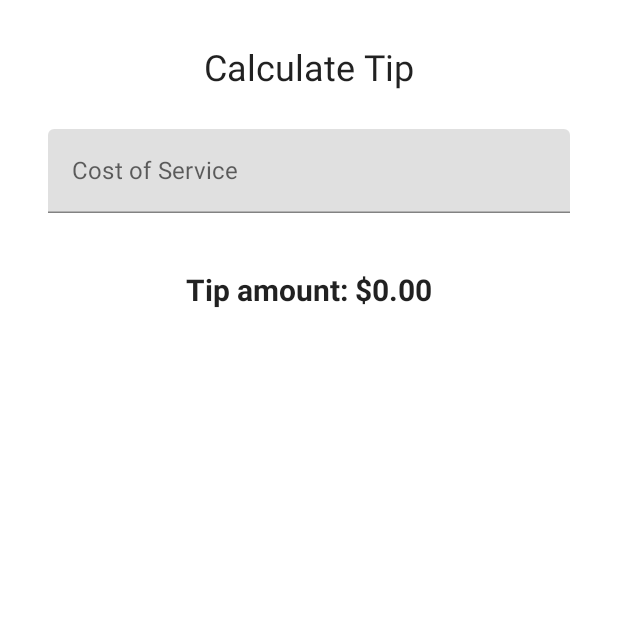
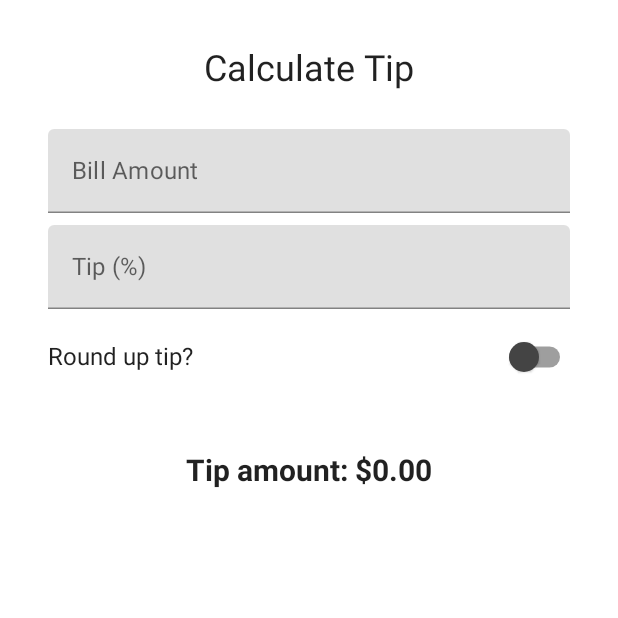
Before and after one commit to pavlogo/composeExercise, an Android app built with Jetpack Compose: the screen it shows after launch (MainActivity), on a phone screen of 412 x 824 dp, the top half of it. Run offline under Robolectric (Android 15) with nearby library versions, the phone set to English and light mode, and no system bars.

Commit message:
added switch and custom percentage

```diff
--- a/app/src/main/java/com/example/myapplication/MainActivity.kt
+++ b/app/src/main/java/com/example/myapplication/MainActivity.kt
@@ -3,12 +3,11 @@ package com.example.myapplication
 import android.os.Bundle
 import androidx.activity.ComponentActivity
 import androidx.activity.compose.setContent
+import androidx.annotation.StringRes
 import androidx.compose.foundation.layout.*
+import androidx.compose.foundation.text.KeyboardActions
 import androidx.compose.foundation.text.KeyboardOptions
-import androidx.compose.material.MaterialTheme
-import androidx.compose.material.Surface
-import androidx.compose.material.Text
-import androidx.compose.material.TextField
+import androidx.compose.material.*
 import androidx.compose.runtime.*
 import androidx.compose.ui.Modifier
 import androidx.compose.ui.res.stringResource
@@ -19,7 +18,11 @@ import com.example.myapplication.ui.theme.MyApplicationTheme
 import androidx.compose.ui.Alignment
 import androidx.compose.runtime.getValue
 import androidx.compose.runtime.setValue
+import androidx.compose.ui.focus.FocusDirection
+import androidx.compose.ui.graphics.Color
+import androidx.compose.ui.platform.LocalFocusManager
 import androidx.compose.ui.text.font.FontWeight
+import androidx.compose.ui.text.input.ImeAction
 import androidx.compose.ui.text.input.KeyboardType
 import java.text.NumberFormat
 
@@ -43,8 +46,14 @@ class MainActivity : ComponentActivity() {
 @Composable
 fun TipTimeScreen() {
     var amountInput by remember { mutableStateOf("") }
+    var tipInput by remember { mutableStateOf("") }
+    var roundUp by remember { mutableStateOf(false) }
+
     val amount = amountInput.toDoubleOrNull() ?: 0.0
-    val tip = calculateTip(amount)
+    val tipPercent = tipInput.toDoubleOrNull() ?: 0.0
+    val tip = calculateTip(amount, tipPercent, roundUp)
+
+    val focusManager = LocalFocusManager.current
 
     Column(
         modifier = Modifier.padding(32.dp),
@@ -61,8 +70,33 @@ fun TipTimeScreen() {
             Modifier.height(10.dp)
         )
 
-        EditNumberField(value = amountInput,
-            onValueChange = { amountInput = it })
+        EditNumberField(
+            label = R.string.bill_amount,
+            value = amountInput,
+            onValueChange = { amountInput = it },
+            keyboardOptions = KeyboardOptions(
+                keyboardType = KeyboardType.Number,
+                imeAction = ImeAction.Next
+            ),
+            keyboardActions = KeyboardActions(
+                onNext = { focusManager.moveFocus(FocusDirection.Down) }
+            )
+        )
+
+        EditNumberField(
+            label = R.string.how_was_the_service,
+            value = tipInput,
+            onValueChange = { tipInput = it },
+            keyboardOptions = KeyboardOptions(
+                keyboardType = KeyboardType.Number,
+                imeAction = ImeAction.Done
+            ),
+            keyboardActions = KeyboardActions(
+                onDone = { focusManager.clearFocus() }
+            )
+        )
+
+        RoundTheTipRow(roundUp = roundUp, onRoundUpChanged = { roundUp = it })
 
         Spacer(Modifier.height(24.dp))
 
@@ -77,25 +111,62 @@ fun TipTimeScreen() {
 
 @Composable
 fun EditNumberField(
+    @StringRes label: Int,
     value: String,
-    onValueChange: (String) -> Unit
+    keyboardOptions: KeyboardOptions,
+    keyboardActions: KeyboardActions,
+    onValueChange: (String) -> Unit,
+    // modifier: Modifier = Modifier
 ) {
     TextField(
         value = value,
         onValueChange = onValueChange,
-        label = { Text(stringResource(R.string.cost_of_service)) },
+        label = { Text(stringResource(label)) },
         modifier = Modifier.fillMaxWidth(),
         singleLine = true,
-        keyboardOptions = KeyboardOptions(keyboardType = KeyboardType.Number)
+        keyboardOptions = keyboardOptions,
+        keyboardActions = keyboardActions
     )
 }
 
 private fun calculateTip(
     amount: Double,
-    tipPercent: Double = 15.0
-) : String {
-    val tip = tipPercent / 100 * amount
+    tipPercent: Double = 15.0,
+    roundUp: Boolean,
+    ): String {
+    var tip = tipPercent / 100 * amount
+    if (roundUp)
+        tip = kotlin.math.ceil(tip)
     return NumberFormat.getCurrencyInstance().format(tip)
+}
+
+@Composable
+fun RoundTheTipRow(
+    roundUp: Boolean,
+    onRoundUpChanged: (Boolean) -> Unit,
+    modifier: Modifier = Modifier
+) {
+
+    Row(
+        modifier = Modifier
+            .fillMaxWidth()
+            .size(48.dp),
+        verticalAlignment = Alignment.CenterVertically
+    ) {
+
+        Text(text = stringResource(R.string.round_up_tip))
+
+        Switch(
+            checked = roundUp,
+            onCheckedChange = onRoundUpChanged,
+            modifier = modifier
+                .fillMaxWidth()
+                .wrapContentWidth(Alignment.End),
+            colors = SwitchDefaults.colors(
+                uncheckedThumbColor = Color.DarkGray
+            )
+        )
+    }
 }
 
 @Preview(showBackground = true)
--- a/app/src/main/res/values/strings.xml
+++ b/app/src/main/res/values/strings.xml
@@ -1,6 +1,8 @@
 <resources>
     <string name="app_name">My Application</string>
     <string name="calculate_tip">Calculate Tip</string>
-    <string name="cost_of_service">Cost of Service</string>
+    <string name="bill_amount">Bill Amount</string>
     <string name="tip_amount">Tip amount: %s</string>
+    <string name="how_was_the_service">Tip (%)</string>
+    <string name="round_up_tip">Round up tip?</string>
 </resources>
```
